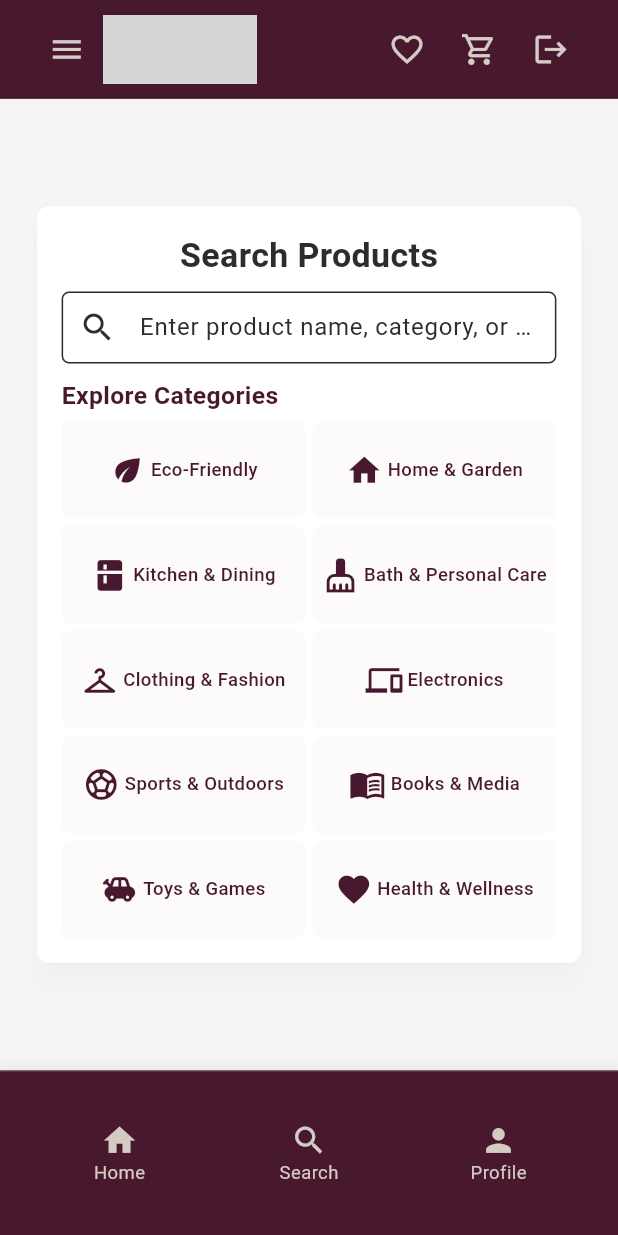
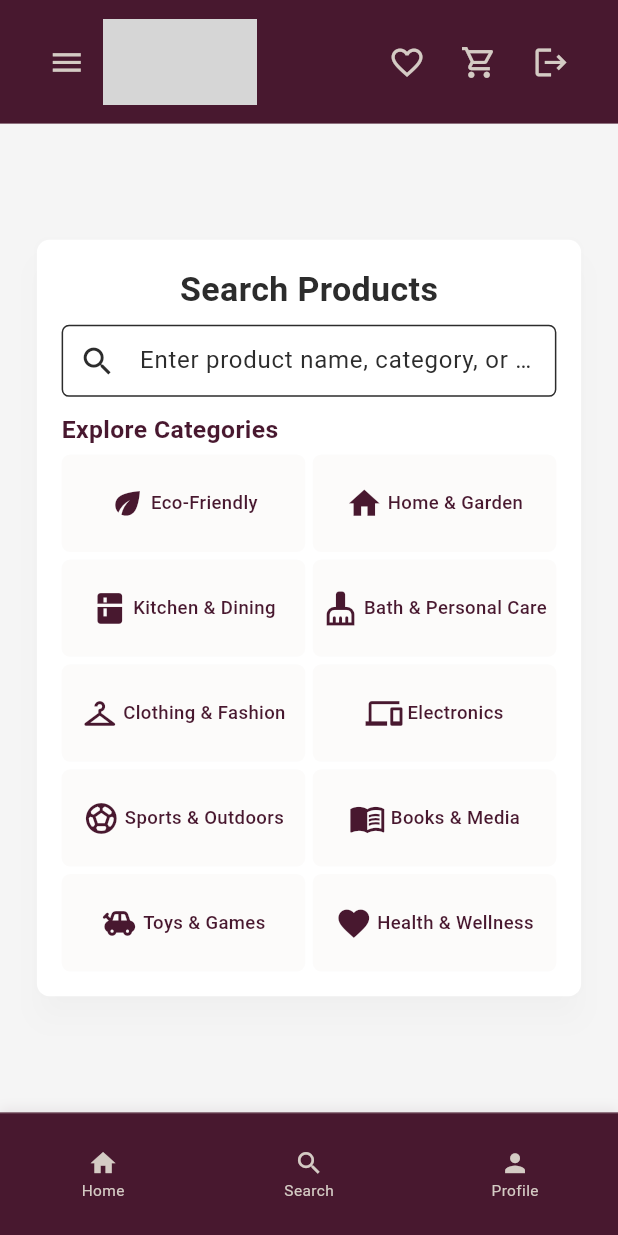
Before and after one commit to MuneerDevCodes/living, a Flutter app: the screen it shows after launch, item 2 of the bottom bar chosen, on a phone screen of 412 x 824 dp. Run offline on Flutter 3.47's test engine with Material 3 defaults, Android fonts, the phone set to English and light mode, and no system bars; our stand-ins replace firebase_auth, firebase_core, firebase_database, image_picker, shared_preferences; accounts and stored records are empty; grey boxes are pictures that could not be loaded.

Commit message:
feat: Enhance footer and header responsiveness with new helper methods
- Added a method to calculate header/footer height as 10% of screen height for improved layout adaptability.
- Updated the Footer widget to utilize the new header/footer height method and adjusted padding and font sizes for better visual consistency.
- Refactored the Header widget to use the new header/footer height method, ensuring a cohesive design across the application.

```diff
--- a/lib/style/responsive_helper.dart
+++ b/lib/style/responsive_helper.dart
@@ -113,4 +113,9 @@ class ResponsiveHelper {
     if (width < 600) return 2.5;
     return 2.0;
   }
+
+  // Responsive header/footer height (10% of screen height)
+  static double getHeaderFooterHeight(BuildContext context) {
+    return getScreenHeight(context) * 0.10;
+  }
 }
--- a/lib/widgets/footer.dart
+++ b/lib/widgets/footer.dart
@@ -24,21 +24,22 @@ class Footer extends StatelessWidget {
             Navigator.pushNamed(context, route);
           },
           child: Padding(
-            padding: ResponsiveHelper.getVerticalPadding(context),
+            padding: EdgeInsets.symmetric(vertical: 2),
             child: Column(
               mainAxisSize: MainAxisSize.min,
+              mainAxisAlignment: MainAxisAlignment.center,
               children: [
                 Icon(
                   icon,
                   color: active ? AppColors.white : AppColors.secondary,
-                  size: ResponsiveHelper.getAdaptiveIconSize(context),
+                  size: ResponsiveHelper.getAdaptiveIconSize(context) * 0.8,
                 ),
-                SizedBox(height: ResponsiveHelper.getAdaptiveSpacing(context) * 0.1),
+                SizedBox(height: 1),
                 Text(
                   label,
                   style: TextStyle(
                     color: active ? AppColors.white : AppColors.secondary,
-                    fontSize: ResponsiveHelper.getAdaptiveFontSize(context, baseSize: 12),
+                    fontSize: ResponsiveHelper.getAdaptiveFontSize(context, baseSize: 10),
                     fontWeight: active ? FontWeight.bold : FontWeight.normal,
                   ),
                 ),
@@ -50,6 +51,7 @@ class Footer extends StatelessWidget {
     }
 
     return Container(
+      height: ResponsiveHelper.getHeaderFooterHeight(context),
       decoration: BoxDecoration(
         color: AppColors.footerBackground,
         border: Border(
@@ -66,8 +68,6 @@ class Footer extends StatelessWidget {
           ),
         ],
       ),
-      child: Padding(
-        padding: ResponsiveHelper.getAdaptivePadding(context),
       child: Row(
         mainAxisAlignment: MainAxisAlignment.spaceBetween,
         children: [
@@ -91,7 +91,6 @@ class Footer extends StatelessWidget {
           ),
         ],
       ),
-      ),
     );
   }
 }
--- a/lib/widgets/header.dart
+++ b/lib/widgets/header.dart
@@ -16,7 +16,7 @@ class Header extends StatelessWidget {
 
   @override
   Widget build(BuildContext context) {
-    final headerHeight = ResponsiveHelper.getScreenHeight(context) * 0.08;
+    final headerHeight = ResponsiveHelper.getHeaderFooterHeight(context);
     final logoWidth = ResponsiveHelper.getScreenWidth(context) * 0.25;
     final logoHeight = headerHeight * 0.7;
 
```
Lines whose indentation alone changed are shown as unchanged.
